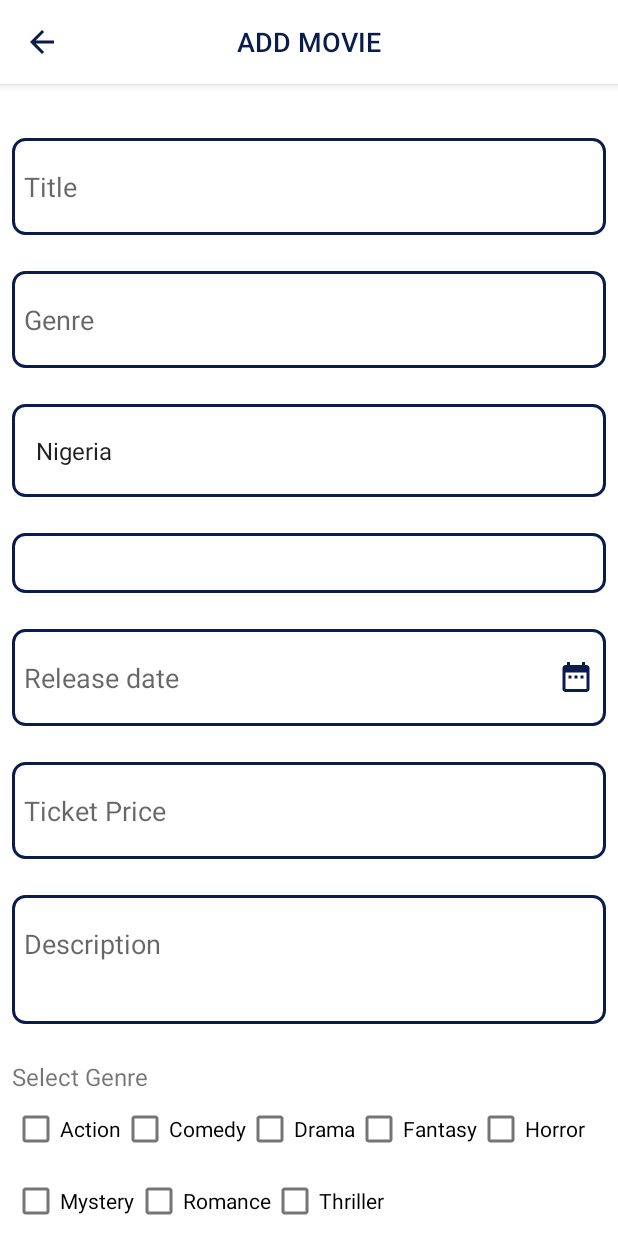
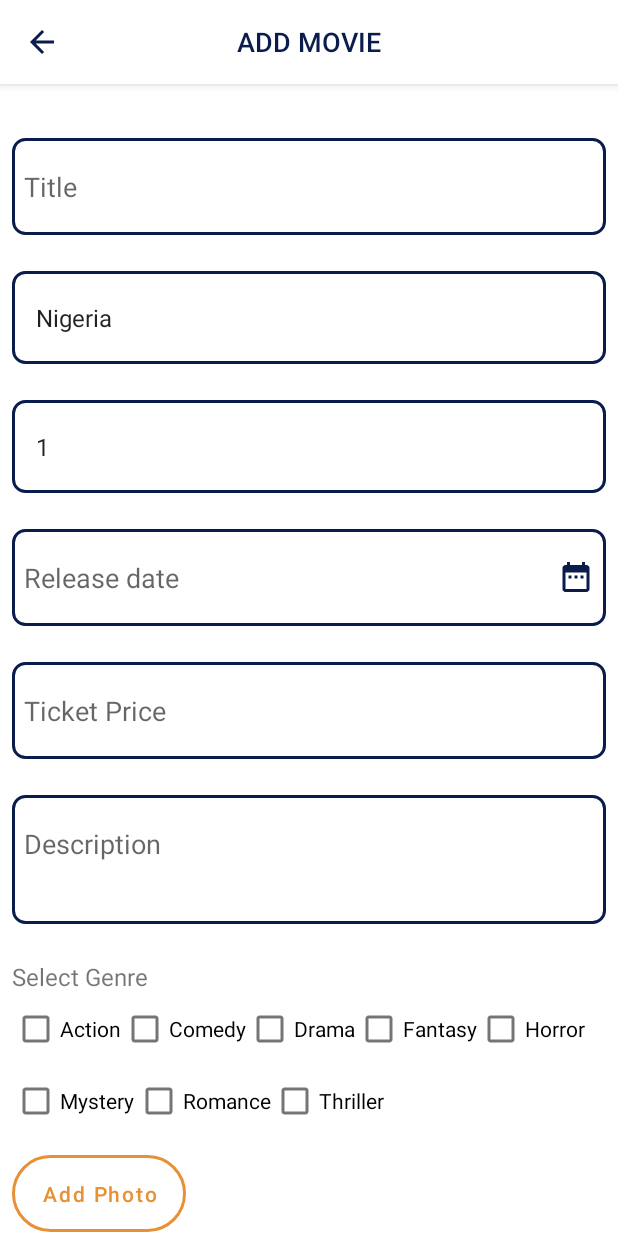
Before and after one commit to oyedsamu/AccessMovies, an Android app: the screen it shows after launch (MainActivity), after a tap on "GO", on a phone screen of 412 x 824 dp. Run offline under Robolectric (Android 15) with nearby library versions, the phone set to English and light mode, and no system bars; our stand-ins replace navigation-ui.

Commit message:
refactor code

```diff
--- a/app/src/main/java/com/decadevs/accessmovies/adapters/MoviePhotoAdapter.kt
+++ b/app/src/main/java/com/decadevs/accessmovies/adapters/MovieAdapter.kt
@@ -1,19 +1,16 @@
 package com.decadevs.accessmovies.adapters
 
-import android.util.Log
 import android.view.LayoutInflater
-import android.view.View
 import android.view.ViewGroup
 import androidx.recyclerview.widget.DiffUtil
 import androidx.recyclerview.widget.RecyclerView
 import com.bumptech.glide.Glide
 import com.bumptech.glide.load.resource.drawable.DrawableTransitionOptions
-import com.decadevs.accessmovies.LandingPageFragment
 import com.decadevs.accessmovies.R
 import com.decadevs.accessmovies.data.Movie
 import com.decadevs.accessmovies.databinding.ItemMoviesBinding
 
-class MoviePhotoAdapter ( val movies: MutableList<Movie>, var listener: OnItemClick) : RecyclerView.Adapter<MoviePhotoAdapter.MovieViewHolder>(){
+class MovieAdapter (val movies: MutableList<Movie>, var listener: OnItemClick) : RecyclerView.Adapter<MovieAdapter.MovieViewHolder>(){
 
 
      class MovieViewHolder (private val binding: ItemMoviesBinding) :  RecyclerView.ViewHolder(binding.root) {
@@ -49,15 +46,15 @@
 
 
 
-    companion object {
-        private val MOVIE_COMPARATOR = object : DiffUtil.ItemCallback<Movie>() {
-            override fun areItemsTheSame(oldItem: Movie, newItem: Movie): Boolean =
-                oldItem.id == newItem.id
-
-            override fun areContentsTheSame(oldItem: Movie, newItem: Movie): Boolean =
-                oldItem.id == newItem.id
-        }
-    }
+//    companion object {
+//        private val MOVIE_COMPARATOR = object : DiffUtil.ItemCallback<Movie>() {
+//            override fun areItemsTheSame(oldItem: Movie, newItem: Movie): Boolean =
+//                oldItem.id == newItem.id
+//
+//            override fun areContentsTheSame(oldItem: Movie, newItem: Movie): Boolean =
+//                oldItem.id == newItem.id
+//        }
+//    }
 
     override fun onBindViewHolder(holder: MovieViewHolder, position: Int) {
         val currentItem = movies[position]
--- a/app/src/main/java/com/decadevs/accessmovies/ui/MovieDetails.kt
+++ b/app/src/main/java/com/decadevs/accessmovies/ui/MovieDetails.kt
@@ -31,9 +31,9 @@
         super.onViewCreated(view, savedInstanceState)
         val toolbar: Toolbar = binding.toolbar
 
-        if (activity is AppCompatActivity) {
-            (activity as AppCompatActivity).setSupportActionBar(toolbar)
-        }
+//        if (activity is AppCompatActivity) {
+//            (activity as AppCompatActivity).setSupportActionBar(toolbar)
+//        }
 
         (activity as AppCompatActivity).supportActionBar?.title = "New Title"
     }
--- a/app/src/main/java/com/decadevs/accessmovies/AddMovieFragment.kt
+++ b/app/src/main/java/com/decadevs/accessmovies/ui/addmovie/AddMovieFragment.kt
@@ -1,4 +1,4 @@
-package com.decadevs.accessmovies
+package com.decadevs.accessmovies.ui.addmovie
 
 import android.app.DatePickerDialog
 import android.os.Build
@@ -10,6 +10,7 @@
 import androidx.annotation.RequiresApi
 import androidx.fragment.app.Fragment
 import androidx.navigation.fragment.findNavController
+import com.decadevs.accessmovies.R
 import com.decadevs.accessmovies.databinding.FragmentAddMovieBinding
 import com.decadevs.accessmovies.validation.Validation
 import java.util.*
@@ -50,7 +51,7 @@
             // Specify the layout to use when the list of choices appears
             ratingAdapter.setDropDownViewResource(android.R.layout.simple_spinner_dropdown_item)
 
-            binding.fragmentAddMovieRatingsEt.adapter = ratingAdapter
+            binding.fragmentAddMovieCountryEt.adapter = ratingAdapter
 
 
         }
@@ -81,12 +82,10 @@
 
         // Fields required to fill
         val editTextTitle = binding.fragmentAddMovieTitleEt
-        val editTextGenre = binding.fragmentAddMovieGenreEt
-        val editTextCountry = binding.fragmentAddMovieCountryEt.selectedItem.toString() as EditText
         val editTextReleaseDate = binding.fragmentAddMovieReleaseDateEt
         val editTextTicket = binding.fragmentAddMovieTicketPriceEt
         val editTextDescription = binding.fragmentAddMovieDescription
-        val editTextRating = binding.fragmentAddMovieRatingsEt.selectedItem.toString() as EditText
+
 
 
 
@@ -96,7 +95,7 @@
         // Validate user input
         binding.fragmentAddMovieAddImageBtn.setOnClickListener {
 
-           val checkUserInput = Validation(editTextTitle, editTextGenre, editTextRating, editTextCountry,
+           val checkUserInput = Validation(editTextTitle,
                    editTextReleaseDate, editTextTicket, editTextDescription )
 
 
--- a/app/src/main/java/com/decadevs/accessmovies/LandingPageFragment.kt
+++ b/app/src/main/java/com/decadevs/accessmovies/ui/home/LandingPageFragment.kt
@@ -1,15 +1,14 @@
-package com.decadevs.accessmovies
+package com.decadevs.accessmovies.ui.home
 
-import android.content.Context
 import android.os.Bundle
 import android.util.Log
 import androidx.fragment.app.Fragment
 import android.view.View
 import androidx.core.os.bundleOf
-import androidx.navigation.fragment.NavHostFragment.findNavController
 import androidx.navigation.fragment.findNavController
 import androidx.recyclerview.widget.LinearLayoutManager
-import com.decadevs.accessmovies.adapters.MoviePhotoAdapter
+import com.decadevs.accessmovies.R
+import com.decadevs.accessmovies.adapters.MovieAdapter
 import com.decadevs.accessmovies.adapters.OnItemClick
 import com.decadevs.accessmovies.data.Movie
 import com.decadevs.accessmovies.databinding.FragmentLandingPageBinding
@@ -24,7 +23,7 @@
 
 //    private val viewModel by viewModels<LandingPageViewModel> ()
 
-    val adapter = MoviePhotoAdapter(mutableListOf(), this)
+    val adapter = MovieAdapter(mutableListOf(), this)
 
     private var _binding : FragmentLandingPageBinding? = null
 
--- a/app/src/main/res/layout/fragment_add_movie.xml
+++ b/app/src/main/res/layout/fragment_add_movie.xml
@@ -9,7 +9,7 @@
 <androidx.constraintlayout.widget.ConstraintLayout
         android:layout_width="match_parent"
         android:layout_height="match_parent"
-        tools:context=".AddMovieFragment">
+        tools:context=".ui.addmovie.AddMovieFragment">
 
     <!--    Tool bar -->
     <include
@@ -42,42 +42,24 @@
         app:layout_constraintStart_toStartOf="parent"
         app:layout_constraintTop_toBottomOf="@+id/fragment_add_movie_toolbar" />
 
-    <EditText
-        android:id="@+id/fragment_add_movie_genre_et"
-        android:layout_width="match_parent"
-        android:layout_height="wrap_content"
-        android:layout_marginStart="8dp"
-        android:layout_marginTop="24dp"
-        android:layout_marginEnd="8dp"
-        android:inputType="text"
-        android:background="@drawable/add_movie_button_border"
-        android:hint="@string/genre_str"
-        android:paddingTop="20dp"
-        android:paddingStart="8dp"
-        android:paddingEnd="8dp"
-        android:paddingBottom="20dp"
-        app:layout_constraintEnd_toEndOf="parent"
-        app:layout_constraintHorizontal_bias="1.0"
-        app:layout_constraintStart_toStartOf="parent"
-        app:layout_constraintTop_toBottomOf="@+id/fragment_add_movie_title_et" />
 
     <Spinner
         android:id="@+id/fragment_add_movie_ratings_et"
         android:layout_width="match_parent"
         android:layout_height="wrap_content"
         android:layout_marginStart="8dp"
+        android:layout_marginEnd="8dp"
         android:layout_marginTop="24dp"
-        android:layout_marginEnd="8dp"
         android:background="@drawable/add_movie_button_border"
         android:hint="@string/rating_str"
+        android:paddingStart="8dp"
         android:paddingTop="20dp"
-        android:paddingStart="8dp"
         android:paddingEnd="8dp"
         android:paddingBottom="20dp"
         app:layout_constraintEnd_toEndOf="parent"
         app:layout_constraintHorizontal_bias="0.0"
         app:layout_constraintStart_toStartOf="parent"
-        app:layout_constraintTop_toBottomOf="@+id/fragment_add_movie_genre_et" />
+        app:layout_constraintTop_toBottomOf="@+id/fragment_add_movie_title_et" />
 
     <Spinner
         android:id="@+id/fragment_add_movie_country_et"
@@ -122,7 +104,7 @@
         android:id="@+id/fragment_add_movie_ticket_price_et"
         android:layout_width="match_parent"
         android:layout_height="wrap_content"
-        android:inputType="text"
+        android:inputType="number"
         android:layout_marginStart="8dp"
         android:layout_marginTop="24dp"
         android:layout_marginEnd="8dp"
--- a/app/src/main/res/layout/fragment_landing_page.xml
+++ b/app/src/main/res/layout/fragment_landing_page.xml
@@ -5,7 +5,8 @@
     android:layout_height="match_parent"
         android:background="@color/blue"
     xmlns:app="http://schemas.android.com/apk/res-auto"
-    tools:context=".LandingPageFragment">
+    tools:context=".ui.home.LandingPageFragment">
+
 
     <androidx.appcompat.widget.LinearLayoutCompat
         android:id="@+id/landing_heading_ll"
@@ -26,6 +27,7 @@
             android:gravity="start|center"
             android:textColor="@color/white"
             android:textSize="16sp"
+            android:paddingStart="10dp"
             android:layout_weight="1"/>
 
         <TextView
@@ -46,6 +48,7 @@
             android:gravity="end|center"
             android:textColor="@color/white"
             android:textSize="16sp"
+            android:paddingEnd="10dp"
             android:layout_weight="1"/>
     </androidx.appcompat.widget.LinearLayoutCompat>
 
@@ -55,11 +58,10 @@
         android:layout_height="50dp"
         android:src="@drawable/ic_add"
         android:visibility="invisible"
-       android:layout_marginEnd="10dp"
+        android:layout_marginEnd="10dp"
         app:layout_constraintBottom_toBottomOf="@+id/landing_heading_ll"
-        app:layout_constraintEnd_toEndOf="parent"
+        app:layout_constraintEnd_toEndOf="@+id/landing_heading_ll"
         app:layout_constraintTop_toTopOf="@+id/landing_heading_ll" />
-
 
     <androidx.recyclerview.widget.RecyclerView
         android:id="@+id/recycler_view"
--- a/app/src/main/res/navigation/nav_graph.xml
+++ b/app/src/main/res/navigation/nav_graph.xml
@@ -8,13 +8,13 @@
 
     <fragment
         android:id="@+id/landingPage"
-        android:name="com.decadevs.accessmovies.LandingPageFragment"
+        android:name="com.decadevs.accessmovies.ui.home.LandingPageFragment"
         android:label="Movie"
         tools:layout="@layout/fragment_landing_page" />
 
     <fragment
             android:id="@+id/addMovieFragment"
-            android:name="com.decadevs.accessmovies.AddMovieFragment"
+            android:name="com.decadevs.accessmovies.ui.addmovie.AddMovieFragment"
             android:label="Add Image"
             tools:layout="@layout/fragment_add_movie" />
     <fragment
--- a/app/src/main/res/values-night/themes.xml
+++ b/app/src/main/res/values-night/themes.xml
@@ -1,6 +1,6 @@
 <resources xmlns:tools="http://schemas.android.com/tools">
     <!-- Base application theme. -->
-    <style name="Theme.AccessMovies" parent="Theme.MaterialComponents.DayNight.DarkActionBar">
+    <style name="Theme.AccessMovies" parent="Theme.MaterialComponents.DayNight.NoActionBar">
         <!-- Primary brand color. -->
         <item name="colorPrimary">@color/purple_200</item>
         <item name="colorPrimaryVariant">@color/purple_700</item>
```
